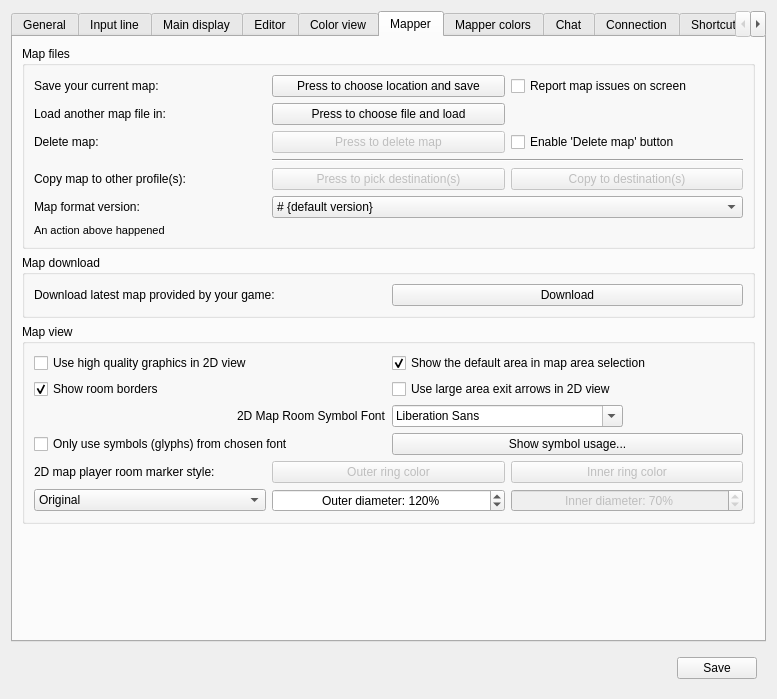
Old version of the form src/ui/profile_preferences.ui in the repository Mudlet/Mudlet.
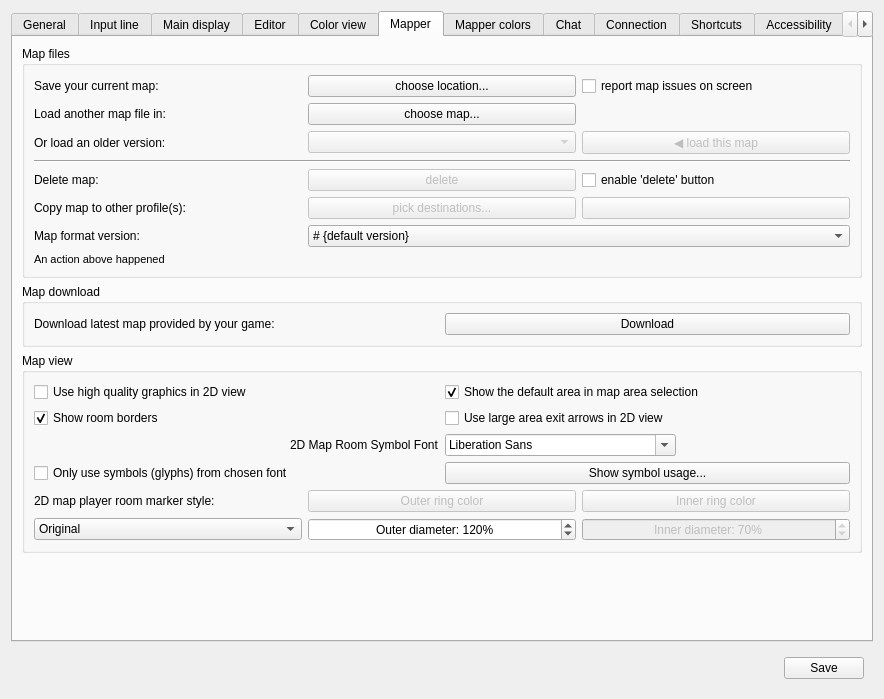
New version of the form. The open tabs and pages were chosen to show the change. Icons and pictures are not drawn. Custom widgets are drawn as their Qt base class.

Commit message: Add: allow historical maps to be selected in settings (#6715)

Diff of the .ui file:
```diff
--- a/src/ui/profile_preferences.ui
+++ b/src/ui/profile_preferences.ui
@@ -6,7 +6,7 @@
    <rect>
     <x>0</x>
     <y>0</y>
-    <width>777</width>
+    <width>884</width>
     <height>666</height>
    </rect>
   </property>
@@ -23,8 +23,8 @@
    <iconset resource="../mudlet.qrc">
     <normaloff>:/icons/mudlet_configure.png</normaloff>:/icons/mudlet_configure.png</iconset>
   </property>
-  <layout class="QGridLayout" name="gridLayout_main">
-   <item row="0" column="0">
+  <layout class="QVBoxLayout" name="vBoxLayout_main">
+   <item>
     <widget class="QTabWidget" name="tabWidget">
      <property name="enabled">
       <bool>true</bool>
@@ -1916,7 +1916,7 @@
           <item row="0" column="1">
            <widget class="QPushButton" name="pushButton_saveMap">
             <property name="text">
-             <string>Press to choose location and save</string>
+             <string>choose location...</string>
             </property>
            </widget>
           </item>
@@ -1926,7 +1926,7 @@
              <string>&lt;p&gt;Mudlet now does some sanity checking and repairing to clean up issues that may have arisen in previous version due to faulty code or badly documented commands. However if significant problems are found the report can be quite extensive, in particular for larger maps.&lt;/p&gt;&lt;p&gt;Unless this option is set, Mudlet will reduce the amount of on-screen messages by hiding many texts and showing a suggestion to review the report file instead.&lt;/p&gt;</string>
             </property>
             <property name="text">
-             <string>Report map issues on screen</string>
+             <string>report map issues on screen</string>
             </property>
            </widget>
           </item>
@@ -1943,11 +1943,42 @@
           <item row="1" column="1">
            <widget class="QPushButton" name="pushButton_loadMap">
             <property name="text">
-             <string>Press to choose file and load</string>
+             <string>choose map...</string>
             </property>
            </widget>
           </item>
           <item row="2" column="0">
+           <widget class="QLabel" name="label_loadHistoricMap">
+            <property name="text">
+             <string>Or load an older version:</string>
+            </property>
+           </widget>
+          </item>
+          <item row="2" column="1">
+           <widget class="QComboBox" name="comboBox_mapHistory">
+            <property name="enabled">
+             <bool>false</bool>
+            </property>
+           </widget>
+          </item>
+          <item row="2" column="2">
+           <widget class="QPushButton" name="pushButton_loadHistoricMap">
+            <property name="enabled">
+             <bool>false</bool>
+            </property>
+            <property name="text">
+             <string>◀ load this map</string>
+            </property>
+           </widget>
+          </item>
+          <item row="3" column="0" colspan="3">
+           <widget class="Line" name="line">
+            <property name="orientation">
+             <enum>Qt::Horizontal</enum>
+            </property>
+           </widget>
+          </item>
+          <item row="4" column="0">
            <widget class="QLabel" name="label_deleteMap">
             <property name="text">
              <string>Delete map:</string>
@@ -1957,31 +1988,24 @@
             </property>
            </widget>
           </item>
-          <item row="2" column="1">
+          <item row="4" column="1">
            <widget class="QPushButton" name="pushButton_deleteMap">
             <property name="enabled">
              <bool>false</bool>
             </property>
             <property name="text">
-             <string>Press to delete map</string>
+             <string comment="Text on the button to delete a map, ensure the text matches the word or words `quoted` for the adjacent checkbox">delete</string>
             </property>
            </widget>
           </item>
-          <item row="2" column="2">
+          <item row="4" column="2">
            <widget class="QCheckBox" name="checkBox_enablMapDeleteButton">
             <property name="text">
-             <string>Enable 'Delete map' button</string>
+             <string comment="Text for a checkbox adjacent to the delete map button, ensure the text 'quoted' matches the word or words on the button">enable 'delete' button</string>
             </property>
            </widget>
           </item>
-          <item row="3" column="1" colspan="2">
-           <widget class="Line" name="line_aboveCopyMap">
-            <property name="orientation">
-             <enum>Qt::Horizontal</enum>
-            </property>
-           </widget>
-          </item>
-          <item row="4" column="0">
+          <item row="5" column="0">
            <widget class="QLabel" name="label_copyMap">
             <property name="text">
              <string>Copy map to other profile(s):</string>
@@ -1991,7 +2015,7 @@
             </property>
            </widget>
           </item>
-          <item row="4" column="1">
+          <item row="5" column="1">
            <widget class="QPushButton" name="pushButton_chooseProfiles">
             <property name="enabled">
              <bool>false</bool>
@@ -2000,11 +2024,11 @@
              <string>&lt;p&gt;Select profiles that you want to copy map to, then press the Copy button to the right&lt;/p&gt;</string>
             </property>
             <property name="text">
-             <string>Press to pick destination(s)</string>
+             <string comment="text on button to select other profiles to receive the map from this profile, this is used when no profiles have been selected">pick destinations...</string>
             </property>
            </widget>
           </item>
-          <item row="4" column="2">
+          <item row="5" column="2">
            <widget class="QPushButton" name="pushButton_copyMap">
             <property name="enabled">
              <bool>false</bool>
@@ -2013,11 +2037,11 @@
              <string>&lt;p&gt;Copy map into the selected profiles on the left&lt;/p&gt;</string>
             </property>
             <property name="text">
-             <string>Copy to destination(s)</string>
+             <string notr="true" comment="text will be placed on this button by the C++ code"/>
             </property>
            </widget>
           </item>
-          <item row="5" column="0">
+          <item row="6" column="0">
            <widget class="QLabel" name="label_mapFileSaveFormatVersion">
             <property name="text">
              <string>Map format version:</string>
@@ -2027,7 +2051,7 @@
             </property>
            </widget>
           </item>
-          <item row="5" column="1" colspan="2">
+          <item row="6" column="1" colspan="2">
            <widget class="QComboBox" name="comboBox_mapFileSaveFormatVersion">
             <property name="sizePolicy">
              <sizepolicy hsizetype="Minimum" vsizetype="Fixed">
@@ -2057,7 +2081,7 @@
             </item>
            </widget>
           </item>
-          <item row="6" column="0" colspan="3">
+          <item row="7" column="0" colspan="3">
            <widget class="QLabel" name="label_mapFileActionResult">
             <property name="font">
              <font>
@@ -2077,8 +2101,8 @@
          <property name="title">
           <string>Map download</string>
          </property>
-         <layout class="QGridLayout" name="gridLayout_groupBox_downloadMapOptions">
-          <item row="0" column="0">
+         <layout class="QHBoxLayout" name="hBoxLayout_groupBox_downloadMapOptions">
+          <item>
            <widget class="QLabel" name="label_11">
             <property name="toolTip">
              <string>&lt;p&gt;On games that provide maps for download, you can press this button to get the latest map. Note that this will &lt;span style=&quot; font-weight:600;&quot;&gt;overwrite&lt;/span&gt; any changes you've done to your map, and will use the new map only&lt;/p&gt;</string>
@@ -2091,7 +2115,7 @@
             </property>
            </widget>
           </item>
-          <item row="0" column="1">
+          <item>
            <widget class="QPushButton" name="buttonDownloadMap">
             <property name="toolTip">
              <string>&lt;p&gt;On games that provide maps for download, you can press this button to get the latest map. Note that this will &lt;span style=&quot; font-weight:600;&quot;&gt;overwrite&lt;/span&gt; any changes you've done to your map, and will use the new map only&lt;/p&gt;</string>
@@ -4007,7 +4031,7 @@
      </widget>
     </widget>
    </item>
-   <item row="1" column="0">
+   <item>
     <widget class="QWidget" name="widget_bottom" native="true">
      <property name="sizePolicy">
       <sizepolicy hsizetype="Expanding" vsizetype="Fixed">
```
Left out of the diff: 157 changed lines with no effect on the pictures. The commit also changes 6 other files.
